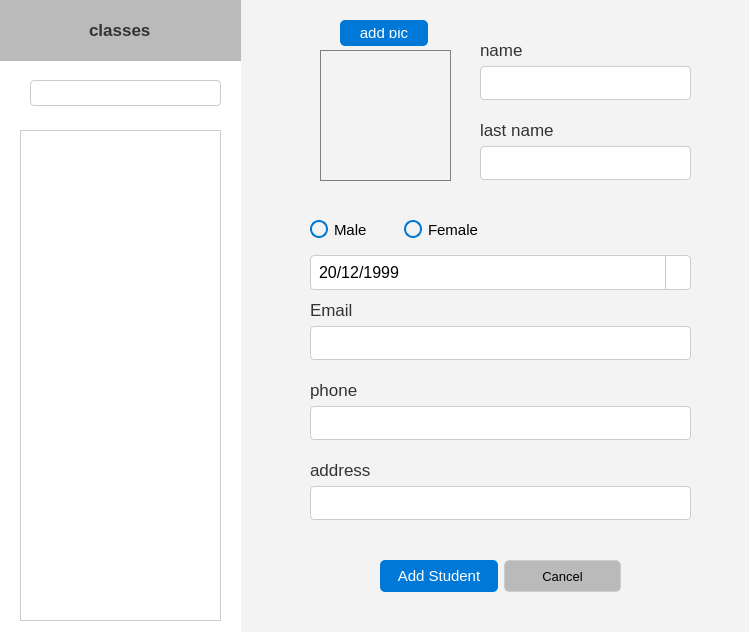
The window that School_System/ui/AddStudentDialog.ui (KasperJack/School-Management-System) describes before a commit, drawn with Qt 5.
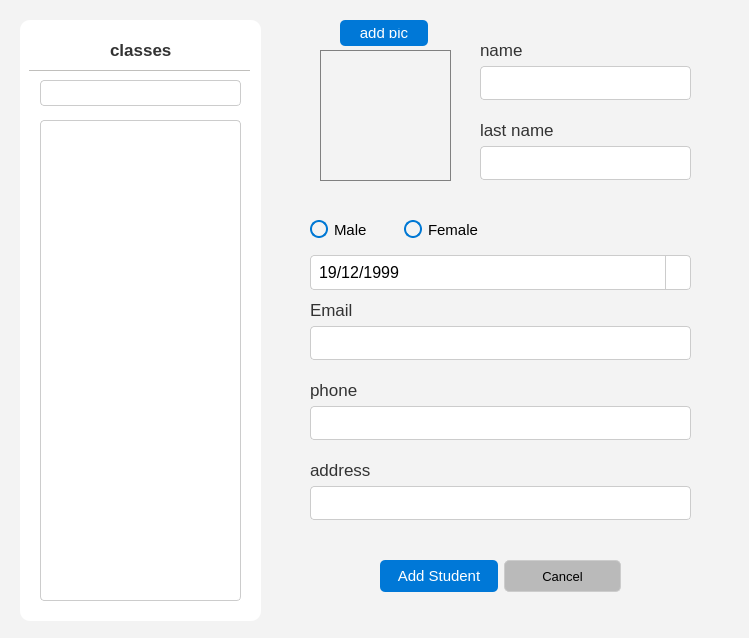
The same window after the commit. Icons and pictures are not drawn.

Patch:
```diff
--- a/School_System/ui/AddStudentDialog.ui
+++ b/School_System/ui/AddStudentDialog.ui
@@ -7,7 +7,7 @@
     <x>0</x>
     <y>0</y>
     <width>749</width>
-    <height>632</height>
+    <height>638</height>
    </rect>
   </property>
   <property name="windowTitle">
@@ -337,56 +337,22 @@
   <widget class="QWidget" name="widget" native="true">
    <property name="geometry">
     <rect>
-     <x>0</x>
-     <y>0</y>
+     <x>20</x>
+     <y>20</y>
      <width>241</width>
-     <height>671</height>
+     <height>601</height>
     </rect>
    </property>
    <property name="styleSheet">
     <string notr="true">background-color: rgb(255, 255, 255);
-border-radius: 0px;</string>
+</string>
    </property>
-   <widget class="QWidget" name="widget_2" native="true">
-    <property name="geometry">
-     <rect>
-      <x>-1</x>
-      <y>0</y>
-      <width>251</width>
-      <height>61</height>
-     </rect>
-    </property>
-    <property name="styleSheet">
-     <string notr="true">background-color: #bababa;
-border-radius: 0px;</string>
-    </property>
-    <widget class="QLabel" name="label_8">
-     <property name="geometry">
-      <rect>
-       <x>90</x>
-       <y>20</y>
-       <width>61</width>
-       <height>20</height>
-      </rect>
-     </property>
-     <property name="font">
-      <font>
-       <family>Segoe UI</family>
-       <pointsize>13</pointsize>
-       <bold>true</bold>
-      </font>
-     </property>
-     <property name="text">
-      <string>classes</string>
-     </property>
-    </widget>
-   </widget>
    <widget class="QLineEdit" name="serach_class">
     <property name="geometry">
      <rect>
-      <x>30</x>
-      <y>80</y>
-      <width>191</width>
+      <x>20</x>
+      <y>60</y>
+      <width>201</width>
       <height>26</height>
      </rect>
     </property>
@@ -409,16 +375,16 @@
     <property name="geometry">
      <rect>
       <x>20</x>
-      <y>130</y>
+      <y>100</y>
       <width>201</width>
-      <height>491</height>
+      <height>481</height>
      </rect>
     </property>
     <property name="styleSheet">
      <string notr="true">    QScrollArea {
         border: 1px solid #cccccc;
         background: #f9f9f9;
-        border-radius: 0px;
+        border-radius: 4px;
     }
 
     /* Scroll Bar */
@@ -482,11 +448,47 @@
        <x>0</x>
        <y>0</y>
        <width>199</width>
-       <height>489</height>
+       <height>479</height>
       </rect>
      </property>
     </widget>
    </widget>
+   <widget class="QLabel" name="label_8">
+    <property name="geometry">
+     <rect>
+      <x>90</x>
+      <y>20</y>
+      <width>61</width>
+      <height>20</height>
+     </rect>
+    </property>
+    <property name="font">
+     <font>
+      <family>Segoe UI</family>
+      <pointsize>13</pointsize>
+      <bold>true</bold>
+     </font>
+    </property>
+    <property name="text">
+     <string>classes</string>
+    </property>
+   </widget>
+   <widget class="Line" name="line">
+    <property name="geometry">
+     <rect>
+      <x>9</x>
+      <y>50</y>
+      <width>221</width>
+      <height>1</height>
+     </rect>
+    </property>
+    <property name="styleSheet">
+     <string notr="true">background-color: rgb(192, 191, 188);</string>
+    </property>
+    <property name="orientation">
+     <enum>Qt::Orientation::Horizontal</enum>
+    </property>
+   </widget>
   </widget>
   <widget class="QWidget" name="layoutWidget">
    <property name="geometry">
@@ -668,7 +670,7 @@
         <second>0</second>
         <year>1999</year>
         <month>12</month>
-        <day>20</day>
+        <day>19</day>
        </datetime>
       </property>
       <property name="displayFormat">
```
